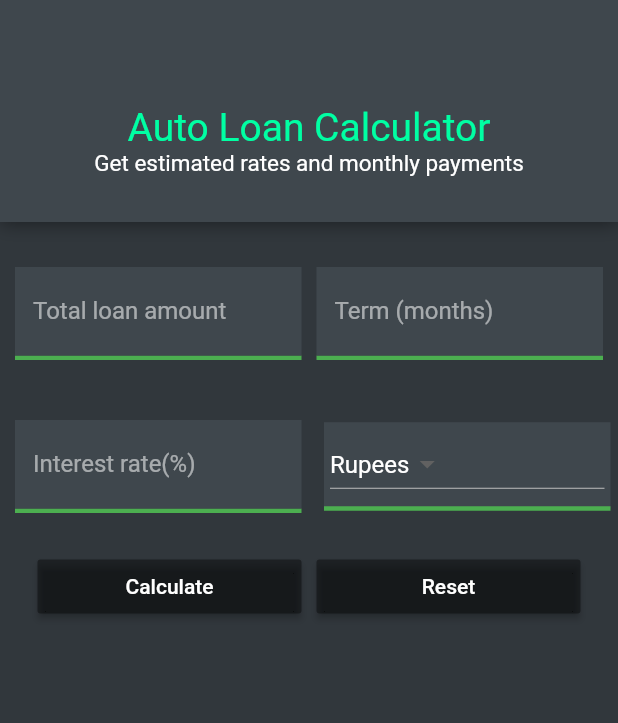
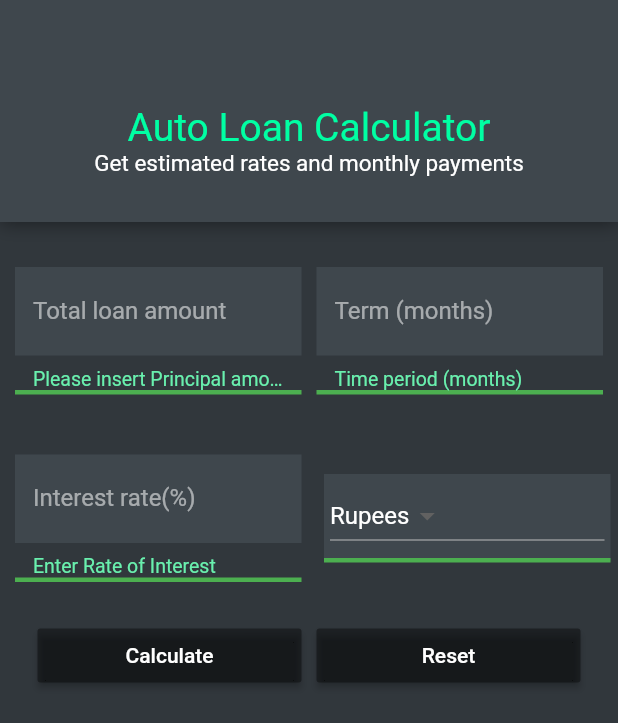
Before and after one commit to shubhams1997/Interestcal, a Flutter app: the screen it shows after launch, after a tap on "Calculate", on a phone screen of 412 x 824 dp. Shown: the top 723 px of the screen. Run offline on Flutter 3.47's test engine with Material 2 defaults, Android fonts, the phone set to English and light mode, and no system bars.

Commit message:
completed v 1

```diff
--- a/lib/main.dart
+++ b/lib/main.dart
@@ -19,7 +19,6 @@ void main() {
   ));
 }
 
-
 class SIForm extends StatefulWidget {
   @override
   State<StatefulWidget> createState() {
@@ -28,11 +27,12 @@ class SIForm extends StatefulWidget {
 }
 
 class _SIFormState extends State<SIForm> {
+  var _formkey = GlobalKey<FormState>();
   var _currencies = ["Rupees", "Dollor", "Pound", "Other"];
   var _displayReslut = "";
   var _currentItemSelected = "";
 
-  void initState(){
+  void initState() {
     super.initState();
     _currentItemSelected = _currencies[0];
   }
@@ -43,23 +43,35 @@ class _SIFormState extends State<SIForm> {
 
   @override
   Widget build(BuildContext context) {
-    return Container(
+    return Form(
+      key: _formkey,
       child: ListView(
         shrinkWrap: true,
         padding: EdgeInsets.fromLTRB(0, 0, 0, 0),
         children: <Widget>[
-
           Row(
             children: <Widget>[
               Expanded(
                 child: Container(
-                  child: TextField(
+                  child: TextFormField(
+                    validator: (String value) {
+                      if (value.isEmpty) {
+                        return "Please insert Principal amount";
+                      }
+                      if (!isNumeric(value)) {
+                        return "Must be a number";
+                      }
+                    },
                     controller: principalController,
                     style: TextStyle(
                       color: Colors.white,
                     ),
                     keyboardType: TextInputType.number,
                     decoration: InputDecoration(
+                      errorStyle: TextStyle(
+                        color: Colors.greenAccent,
+                        fontSize: 13,
+                      ),
                       labelText: "Total loan amount",
                       labelStyle: TextStyle(color: Colors.white54),
                       fillColor: Color.fromRGBO(63, 71, 77, 1),
@@ -80,13 +92,25 @@ class _SIFormState extends State<SIForm> {
               ),
               Expanded(
                 child: Container(
-                  child: TextField(
+                  child: TextFormField(
+                    validator: (String value) {
+                      if (value.isEmpty) {
+                        return "Time period (months)";
+                      }
+                      if (!isNumeric(value)) {
+                        return "Must be a number";
+                      }
+                    },
                     controller: termController,
                     style: TextStyle(
                       color: Colors.white,
                     ),
                     keyboardType: TextInputType.number,
                     decoration: InputDecoration(
+                      errorStyle: TextStyle(
+                        color: Colors.greenAccent,
+                        fontSize: 13,
+                      ),
                       labelText: "Term (months)",
                       labelStyle: TextStyle(color: Colors.white54),
                       fillColor: Color.fromRGBO(63, 71, 77, 1),
@@ -111,13 +135,25 @@ class _SIFormState extends State<SIForm> {
             children: <Widget>[
               Expanded(
                 child: Container(
-                  child: TextField(
+                  child: TextFormField(
+                    validator: (String value) {
+                      if (value.isEmpty) {
+                        return "Enter Rate of Interest";
+                      }
+                      if (!isNumeric(value)) {
+                        return "Must be a number";
+                      }
+                    },
                     controller: rateController,
                     style: TextStyle(
                       color: Colors.white,
                     ),
                     keyboardType: TextInputType.number,
                     decoration: InputDecoration(
+                      errorStyle: TextStyle(
+                        color: Colors.greenAccent,
+                        fontSize: 13,
+                      ),
                       labelText: "Interest rate(%)",
                       labelStyle: TextStyle(color: Colors.white54),
                       fillColor: Color.fromRGBO(63, 71, 77, 1),
@@ -153,7 +189,6 @@ class _SIFormState extends State<SIForm> {
                               dropDownStringItem,
                               style: TextStyle(
                                 color: Colors.white,
-                                // backgroundColor: Colors.black,
                               ),
                             ),
                           );
@@ -190,7 +225,9 @@ class _SIFormState extends State<SIForm> {
                     color: Colors.black38,
                     onPressed: () {
                       setState(() {
-                        _displayReslut = _calculateTotalReturn();
+                        if (_formkey.currentState.validate()) {
+                          this._displayReslut = _calculateTotalReturn();
+                        }
                       });
                     },
                     child: Text(
@@ -223,10 +260,14 @@ class _SIFormState extends State<SIForm> {
               ),
             ],
           ),
-
-          Text(_displayReslut,
-            style: TextStyle(
-              color: Colors.white,
+          Container(
+            margin: EdgeInsets.fromLTRB(30, 30, 25, 0),
+            child: Text(
+              _displayReslut,
+              style: TextStyle(
+                color: Colors.white,
+                fontSize: 18,
+              ),
             ),
           ),
         ],
@@ -238,19 +279,24 @@ class _SIFormState extends State<SIForm> {
     double principal = double.parse(principalController.text);
     double rate = double.parse(rateController.text);
     double term = double.parse(termController.text);
-
-    double interest = (principal * rate * term/12 )/100;
+    double interest = (principal * rate * term / 12) / 100;
     double totalAmountPayable = principal + interest;
-    return "After $term months, your investment will be $_currentItemSelected $totalAmountPayable where the interest is $interest";
+    return "After ${term.toStringAsFixed(0)} months,\nYour investment will be $_currentItemSelected ${totalAmountPayable.toStringAsFixed(2)} \nInterest is ${interest.toStringAsFixed(2)}";
   }
 
-  void _reset(){
-   principalController.text ="";
-   rateController.text = "";
-   termController.text ="";
-   _displayReslut = "";
-   _currentItemSelected = _currencies[0];
+  void _reset() {
+    principalController.text = "";
+    rateController.text = "";
+    termController.text = "";
+    _displayReslut = "";
+    _currentItemSelected = _currencies[0];
+  }
 
+  bool isNumeric(String value) {
+    if (value == null) {
+      return false;
+    }
+    return double.parse(value, (e) => null) != null;
   }
 }
 
```
